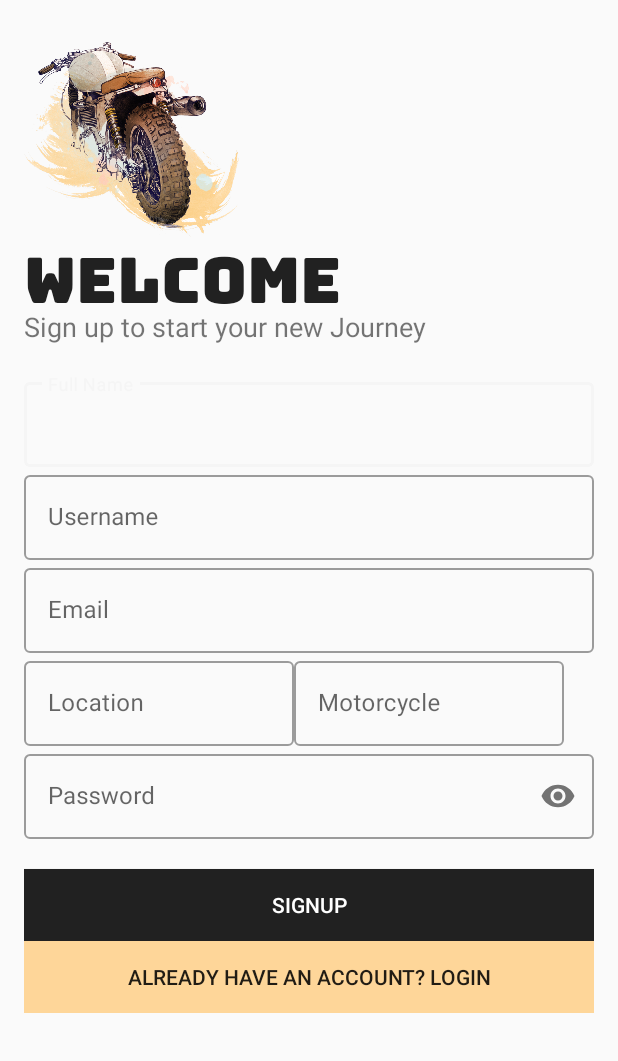
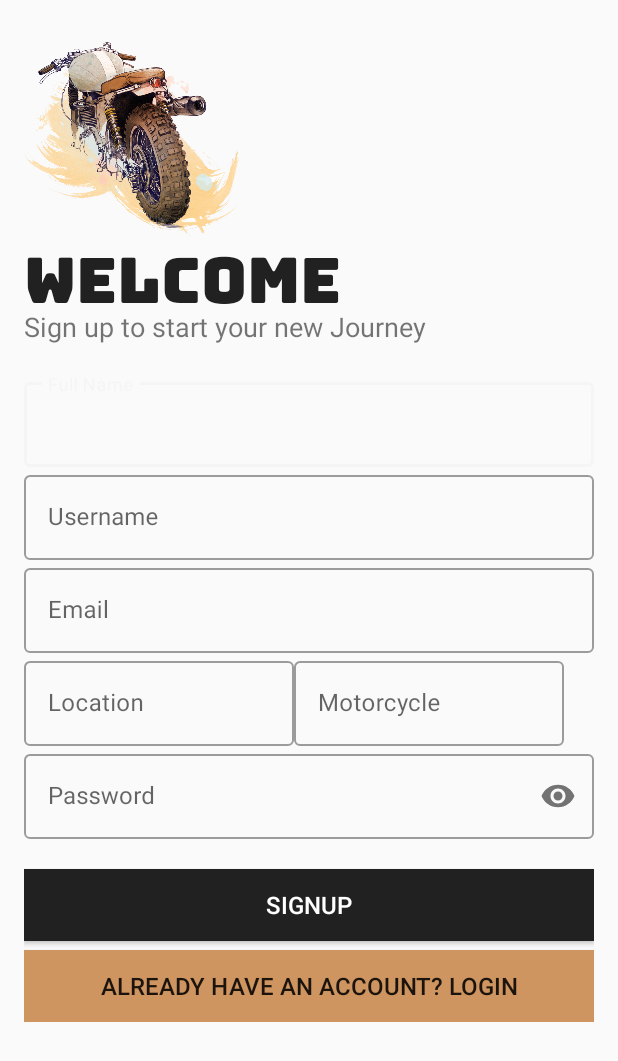
Before and after one commit to NNCoelho/MotorSport, an Android app: the SignupActivity screen opened directly, with no data from a screen before it, on a phone screen of 412 x 824 dp. Shown: the top 1061 px of the screen. Run offline under Robolectric (Android 15) with nearby library versions, the phone set to English and light mode, and no system bars; our stand-ins replace Firebase (no records; nobody signed in at launch, a user with empty details on screens opened directly).

Commit message:
Reformat and rearrange code

```diff
--- a/app/src/main/res/layout/activity_signup.xml
+++ b/app/src/main/res/layout/activity_signup.xml
@@ -170,6 +170,7 @@
             android:gravity="center"
             android:text="@string/signup"
             android:textColor="#FFFFFF"
+            android:textSize="16sp"
             android:transitionName="btn_login_signup"
             tools:targetApi="lollipop" />
 
@@ -177,10 +178,12 @@
             android:id="@+id/btnToLoginFromSignup"
             android:layout_width="match_parent"
             android:layout_height="wrap_content"
-            android:background="#FED699"
+            android:layout_marginTop="6dp"
+            android:background="#CE9560"
             android:gravity="center"
             android:text="@string/already_have_an_account_login"
-            android:transitionName="login_signup_new_user"
+            android:textSize="16sp"
+            android:transitionName="signup_new_user"
             tools:targetApi="lollipop" />
 
     </LinearLayout>
```
Also changed, not shown: app/src/main/res/layout/activity_login.xml (+5 -2 lines), app/src/main/res/layout/activity_userprofile.xml (+6 -6 lines).
